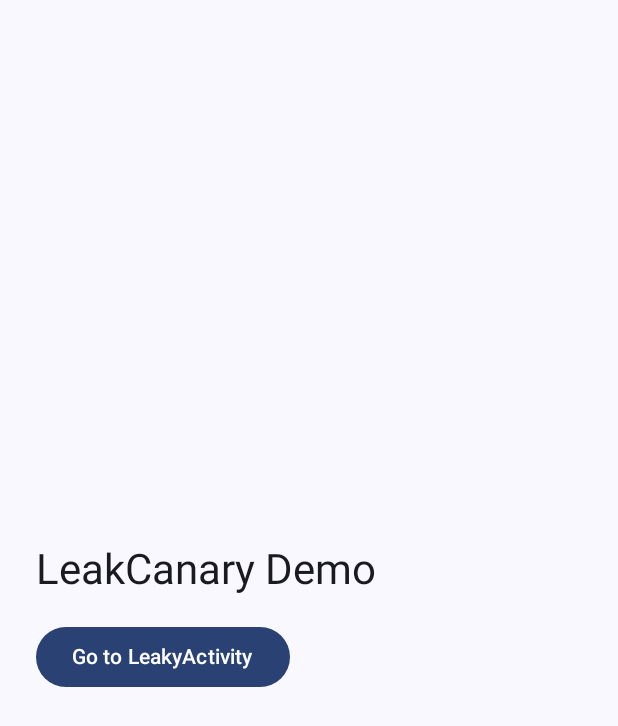
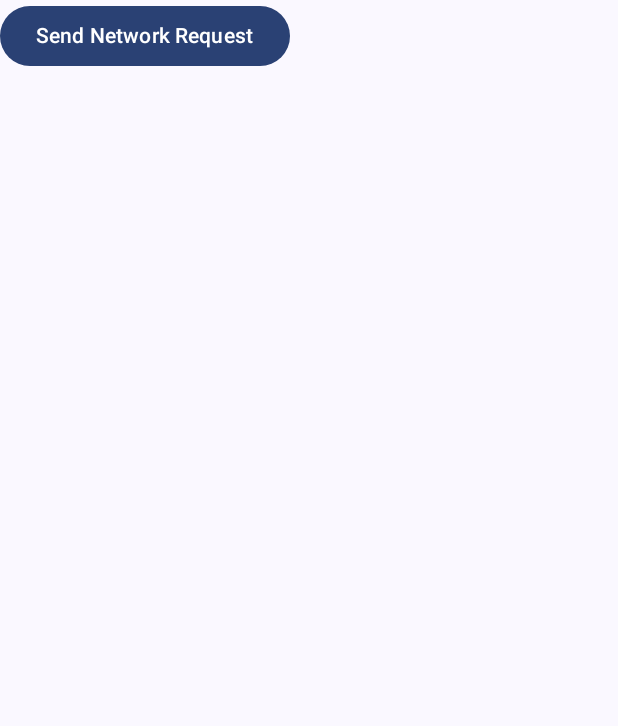
Before and after one commit to Eterocell/Samples, an Android app built with Jetpack Compose: the screen it shows after launch (MainActivity), on a phone screen of 412 x 824 dp. Shown: the top 726 px of the screen. Run offline under Robolectric (Android 15) with nearby library versions, the phone set to English and light mode, and no system bars.

Commit message:
feat: add network inspector page
Signed-off-by: Eterocell <eterocell@outlook.com>

```diff
--- a/app/build.gradle.kts
+++ b/app/build.gradle.kts
@@ -33,6 +33,7 @@ dependencies {
     implementation(projects.permission)
     implementation(projects.testing)
     implementation(projects.leak)
+    implementation(projects.network)
 
     implementation(libs.kotlin.stdlib)
     implementation(libs.kotlinx.coroutines.android)
--- a/app/src/main/AndroidManifest.xml
+++ b/app/src/main/AndroidManifest.xml
@@ -5,6 +5,7 @@
     <uses-permission android:name="android.permission.POST_NOTIFICATIONS" />
 
     <application
+        android:name=".SampleApplication"
         android:allowBackup="true"
         android:dataExtractionRules="@xml/data_extraction_rules"
         android:fullBackupContent="@xml/backup_rules"
--- a/app/src/main/java/com/eterocell/samples/MainActivity.kt
+++ b/app/src/main/java/com/eterocell/samples/MainActivity.kt
@@ -5,6 +5,7 @@ import androidx.activity.ComponentActivity
 import androidx.activity.compose.setContent
 import androidx.activity.enableEdgeToEdge
 import com.eterocell.samples.leak.JumpToLeakyActivityScreen
+import com.eterocell.samples.network.OkHttpScreen
 import com.eterocell.samples.permission.PermissionHost
 import com.eterocell.samples.ui.theme.SamplesTheme
 
@@ -15,7 +16,8 @@ class MainActivity : ComponentActivity() {
         setContent {
             SamplesTheme {
 //                PermissionHost()
-                JumpToLeakyActivityScreen()
+//                JumpToLeakyActivityScreen()
+                OkHttpScreen()
             }
         }
     }
--- /dev/null
+++ b/app/src/main/java/com/eterocell/samples/SampleApplication.kt
@@ -0,0 +1,24 @@
+package com.eterocell.samples
+
+import android.app.Application
+import android.os.StrictMode
+
+class SampleApplication : Application() {
+    override fun onCreate() {
+        super.onCreate()
+
+//        StrictMode.setThreadPolicy(
+//            StrictMode.ThreadPolicy.Builder()
+//                .detectAll()
+//                .penaltyDialog()
+//                .build(),
+//        )
+//
+//        StrictMode.setVmPolicy(
+//            StrictMode.VmPolicy.Builder()
+//                .detectLeakedClosableObjects()
+//                .penaltyLog()
+//                .build(),
+//        )
+    }
+}
--- /dev/null
+++ b/network/src/main/AndroidManifest.xml
@@ -0,0 +1,5 @@
+<?xml version="1.0" encoding="utf-8"?>
+<manifest xmlns:android="http://schemas.android.com/apk/res/android">
+
+    <uses-permission android:name="android.permission.INTERNET" />
+</manifest>
--- /dev/null
+++ b/network/src/main/kotlin/com/eterocell/samples/network/OkHttpScreen.kt
@@ -0,0 +1,29 @@
+package com.eterocell.samples.network
+
+import androidx.compose.foundation.layout.Box
+import androidx.compose.foundation.layout.fillMaxSize
+import androidx.compose.foundation.layout.padding
+import androidx.compose.material3.Button
+import androidx.compose.material3.Scaffold
+import androidx.compose.material3.Text
+import androidx.compose.runtime.Composable
+import androidx.compose.runtime.rememberCoroutineScope
+import androidx.compose.ui.Modifier
+import kotlinx.coroutines.Dispatchers
+import kotlinx.coroutines.launch
+
+@Composable
+fun OkHttpScreen() {
+    Scaffold(modifier = Modifier.fillMaxSize()) { innerPadding ->
+        val coroutineScope = rememberCoroutineScope()
+        Box(modifier = Modifier.padding(innerPadding)) {
+            Button(
+                onClick = {
+                    coroutineScope.launch(Dispatchers.IO) {
+                        OkHttpTestClient.sendPostRequest()
+                    }
+                },
+            ) { Text("Send Network Request") }
+        }
+    }
+}
--- a/settings.gradle.kts
+++ b/settings.gradle.kts
@@ -23,4 +23,5 @@ include(
     ":permission",
     ":testing",
     ":leak",
+    ":network",
 )
```
Also changed, not shown: network/build.gradle.kts (added, +32 -0 lines), network/src/main/kotlin/com/eterocell/samples/network/OkHttpTestClient.kt (added, +46 -0 lines).
